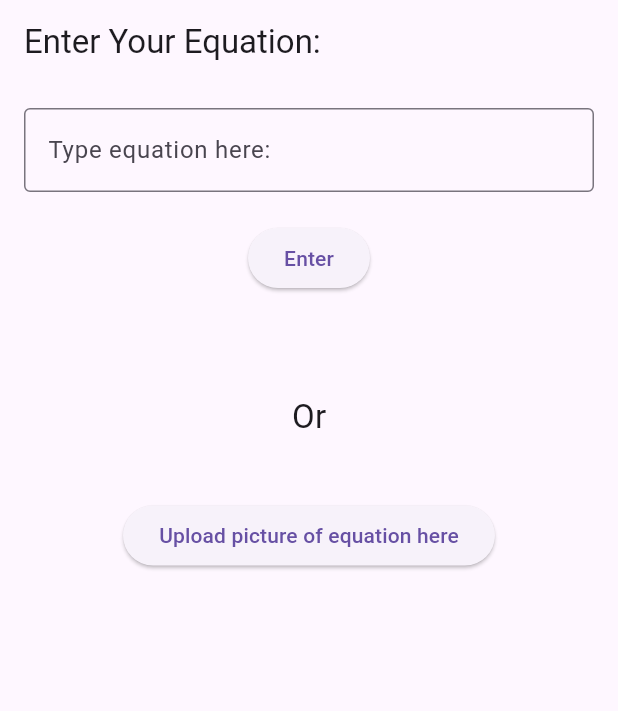
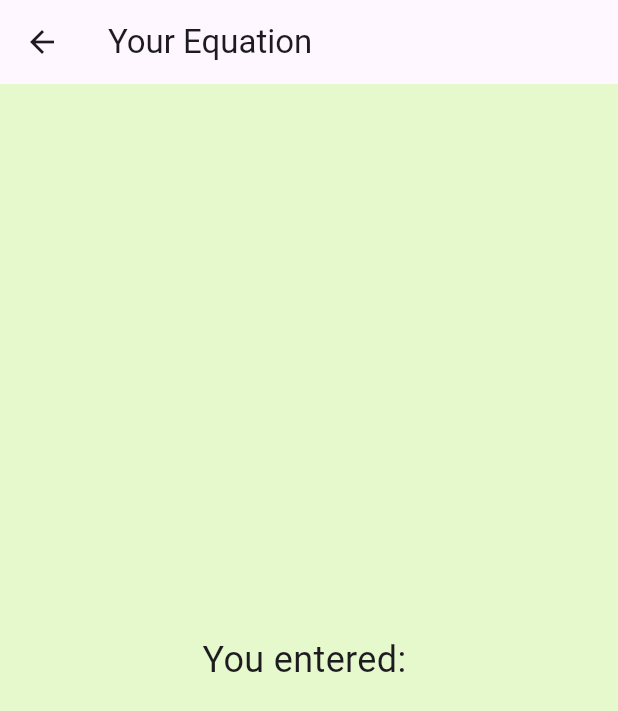
Before and after one commit to j-froment/Equation-Breaker, a Flutter app: the screen it shows after launch, after a tap on "Enter", on a phone screen of 412 x 824 dp. Shown: the top 711 px of the screen. Run offline on Flutter 3.47's test engine with Material 3 defaults, Android fonts, the phone set to English and light mode, and no system bars.

```diff
--- a/lib/main.dart
+++ b/lib/main.dart
@@ -92,11 +92,13 @@ class MyApp extends StatelessWidget {
  @override
  Widget build(BuildContext context) {
    return MaterialApp(
-      title: 'Text Box Demo',
+     theme: ThemeData(scaffoldBackgroundColor: const Color.fromARGB(255, 230, 249, 205)),
+     title: 'Dysculia Guiding App',
      home: const TextBoxExample(),
    );
  }
 }
+
 
 
 class TextBoxExample extends StatefulWidget {
@@ -110,15 +112,20 @@ class TextBoxExample extends StatefulWidget {
 
 class _TextBoxExampleState extends State<TextBoxExample> {
  final TextEditingController _controller = TextEditingController();
-  String _displayText = '';
 
 
-  void _updateText() {
-    setState(() {
-      _displayText = _controller.text;
-    });
+
+void _goToNewPage() {
+   String equation = _controller.text;
+
+
+   Navigator.push(
+     context,
+     MaterialPageRoute(
+       builder: (context) => EquationPage(equation: equation),
+     ),
+   );
  }
-
 
   void _updatePicture() {
   }
@@ -134,25 +141,20 @@ class _TextBoxExampleState extends State<TextBoxExample> {
              controller: _controller,
              decoration: const InputDecoration(
                border: OutlineInputBorder(),
-                labelText: 'Type equation here: ',
+               labelText: 'Type equation here:',
              ),
            ),
            const SizedBox(height: 20),
            ElevatedButton(
-              onPressed: _updateText,
+             onPressed: _goToNewPage,
              child: const Text('Enter'),
            ),
            const SizedBox(height: 20),
-            Text(
-              _displayText,
-              style: const TextStyle(fontSize: 18),
+           const Text(
+             'Or',
+             style: TextStyle(fontSize: 22),
            ),
-             const SizedBox(height: 20),
-            Text(
-              'Or',
-              style: const TextStyle(fontSize: 22),
-            ),
-            const SizedBox(height: 40, width: 50),
+           const SizedBox(height: 40),
            ElevatedButton(
              onPressed: _updatePicture,
              child: const Text('Upload picture of equation here'),
@@ -163,3 +165,25 @@ class _TextBoxExampleState extends State<TextBoxExample> {
    );
  }
 }
+
+
+class EquationPage extends StatelessWidget {
+ final String equation;
+
+
+ const EquationPage({super.key, required this.equation});
+
+
+ @override
+ Widget build(BuildContext context) {
+   return Scaffold(
+     appBar: AppBar(title: const Text("Your Equation")),
+     body: Center(
+       child: Text(
+         'You entered: $equation',
+         style: const TextStyle(fontSize: 24),
+       ),
+     ),
+   );
+ }
+}
```
Also changed, not shown: pubspec.yaml (+60 -45 lines), pubspec.lock, 5 other files. Lines whose indentation alone changed are shown as unchanged.
